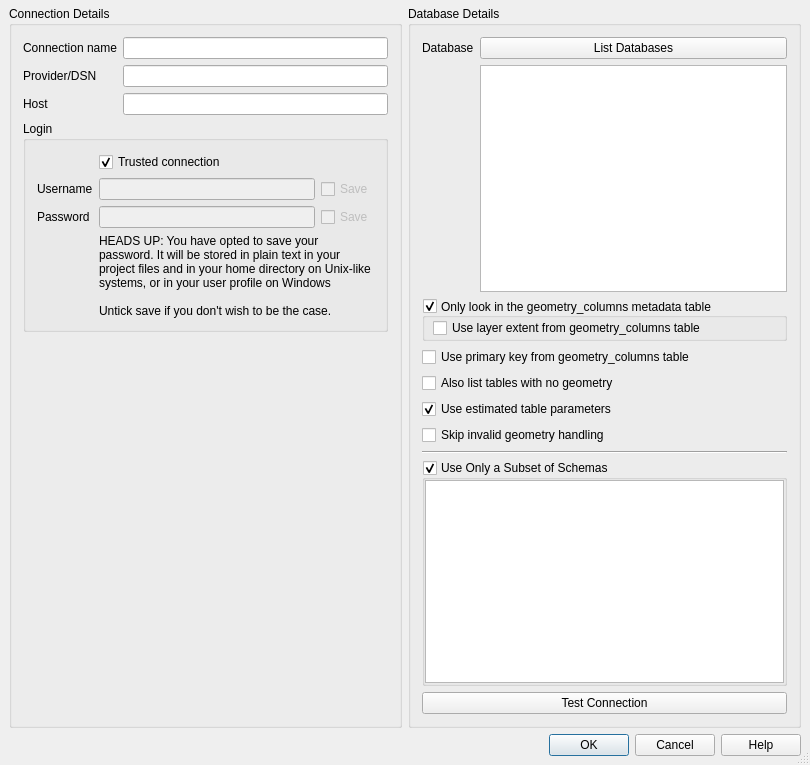
First picture: the form in src/ui/qgsmssqlnewconnectionbase.ui, repository qgis/QGIS, before the edit.
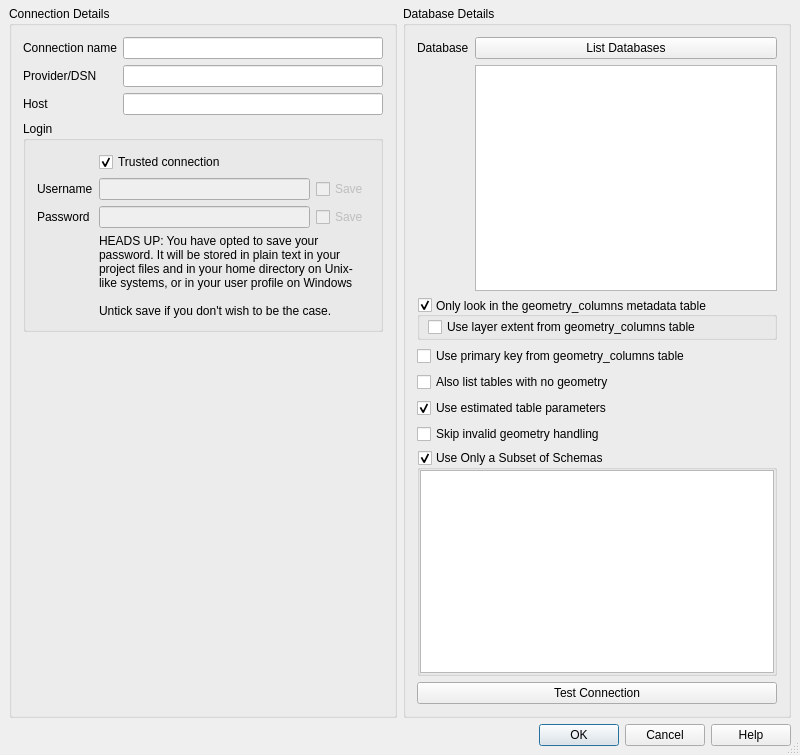
Second picture: the form after the edit. Custom widgets are drawn as their Qt base class.

Commit message: check/uncheck all MSSQL schemas

Diff of the .ui file:
```diff
--- a/src/ui/qgsmssqlnewconnectionbase.ui
+++ b/src/ui/qgsmssqlnewconnectionbase.ui
@@ -6,8 +6,8 @@
    <rect>
     <x>0</x>
     <y>0</y>
-    <width>810</width>
-    <height>765</height>
+    <width>800</width>
+    <height>755</height>
    </rect>
   </property>
   <property name="sizePolicy">
@@ -302,19 +302,6 @@
        </widget>
       </item>
       <item row="8" column="0" colspan="2">
-       <widget class="Line" name="line">
-        <property name="minimumSize">
-         <size>
-          <width>0</width>
-          <height>0</height>
-         </size>
-        </property>
-        <property name="orientation">
-         <enum>Qt::Horizontal</enum>
-        </property>
-       </widget>
-      </item>
-      <item row="9" column="0" colspan="2">
        <widget class="QgsCollapsibleGroupBoxBasic" name="groupBoxSchemasFilter">
         <property name="title">
          <string>Use Only a Subset of Schemas</string>
@@ -347,7 +334,7 @@
         </layout>
        </widget>
       </item>
-      <item row="10" column="0" colspan="2">
+      <item row="9" column="0" colspan="2">
        <widget class="QPushButton" name="btnConnect">
         <property name="text">
          <string>Test Connection</string>
```
Left out of the diff: 14 changed lines with no effect on the pictures. The commit also changes 2 other files.
